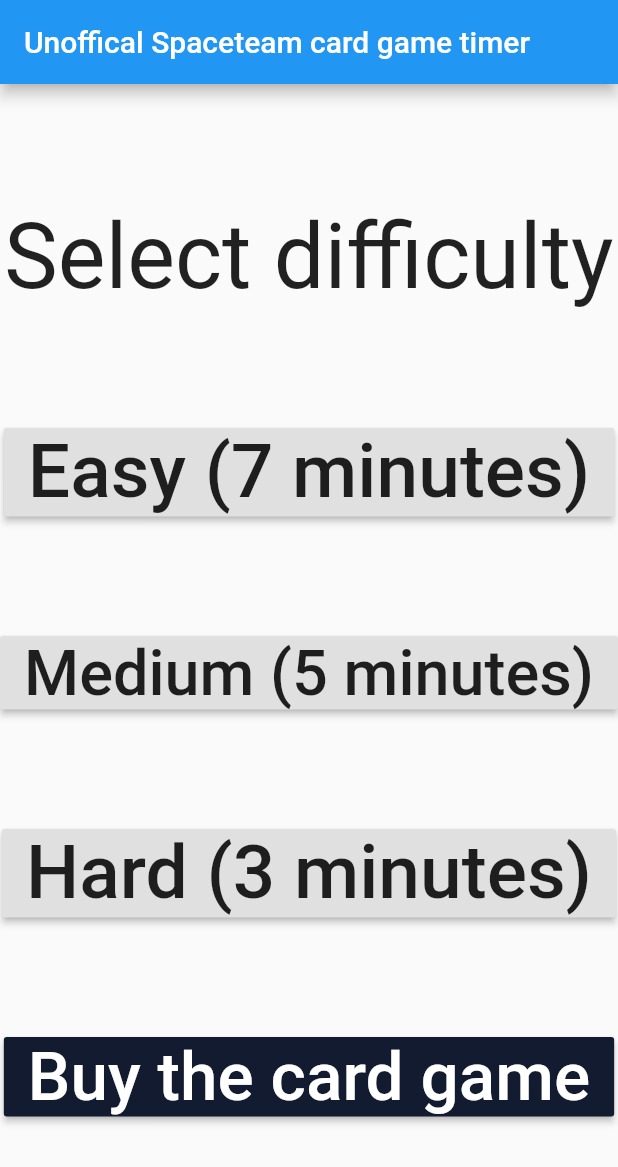
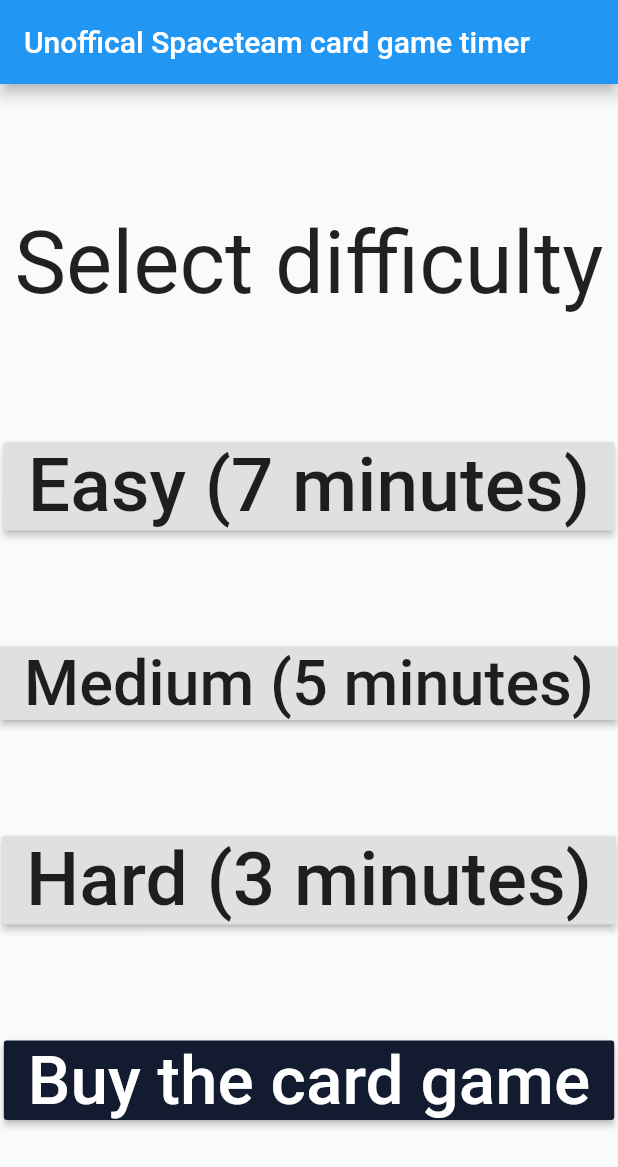
Before and after one commit to palfrey/spaceteam-timer, a Flutter app: the screen it shows after launch, on a phone screen of 412 x 824 dp. Shown: the top 1167 px of the screen. Run offline on Flutter 3.47's test engine with Material 2 defaults, Android fonts, the phone set to English and light mode, and no system bars; drawn by our look-alikes of auto_size_text; missing offline and left inert: flutter_sound, screen.

Commit message:
Add padding around edge of "select difficulty"

```diff
--- a/lib/choose.dart
+++ b/lib/choose.dart
@@ -25,11 +25,13 @@ class TimerSelect extends StatelessWidget {
             child: Column(
                 mainAxisAlignment: MainAxisAlignment.spaceEvenly,
                 children: <Widget>[
-              AutoSizeText(
-                'Select difficulty',
-                maxLines: 1,
-                style: TextStyle(fontSize: 120.0),
-              ),
+              Padding(
+                  padding: EdgeInsets.all(8.0),
+                  child: AutoSizeText(
+                    'Select difficulty',
+                    maxLines: 1,
+                    style: TextStyle(fontSize: 120.0),
+                  )),
               RaisedButton(
                   child: AutoSizeText('Easy (7 minutes)',
                       maxLines: 1, style: TextStyle(fontSize: 120.0)),
```
